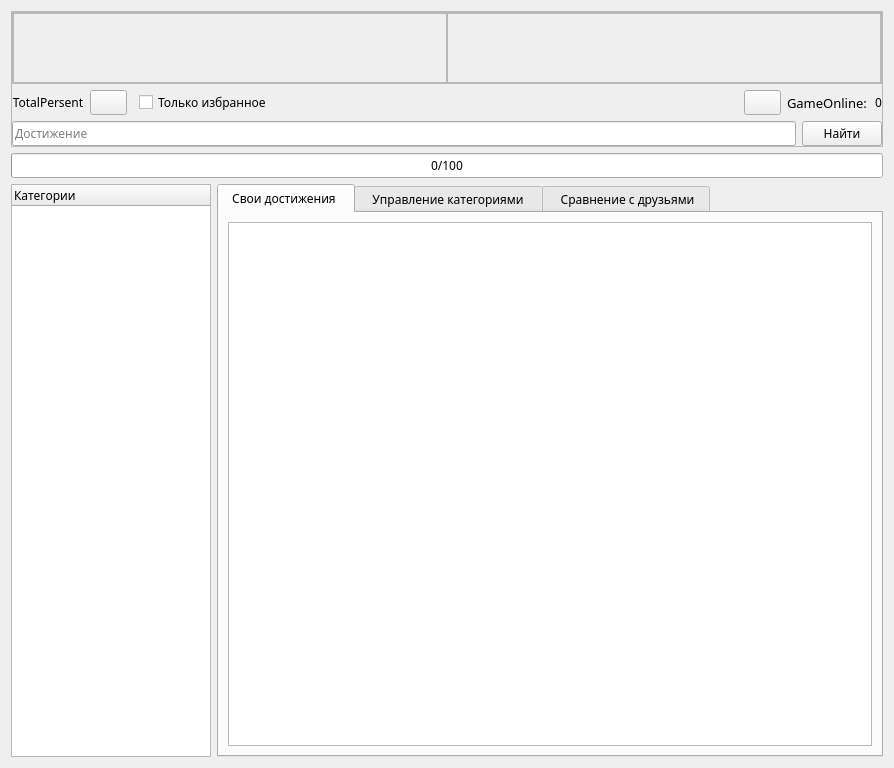
Before: the Qt Designer form AraSteamManager/AchievementsSubForms/formachievements.ui in Arankir/AraSteamManager, drawn with Qt 5.
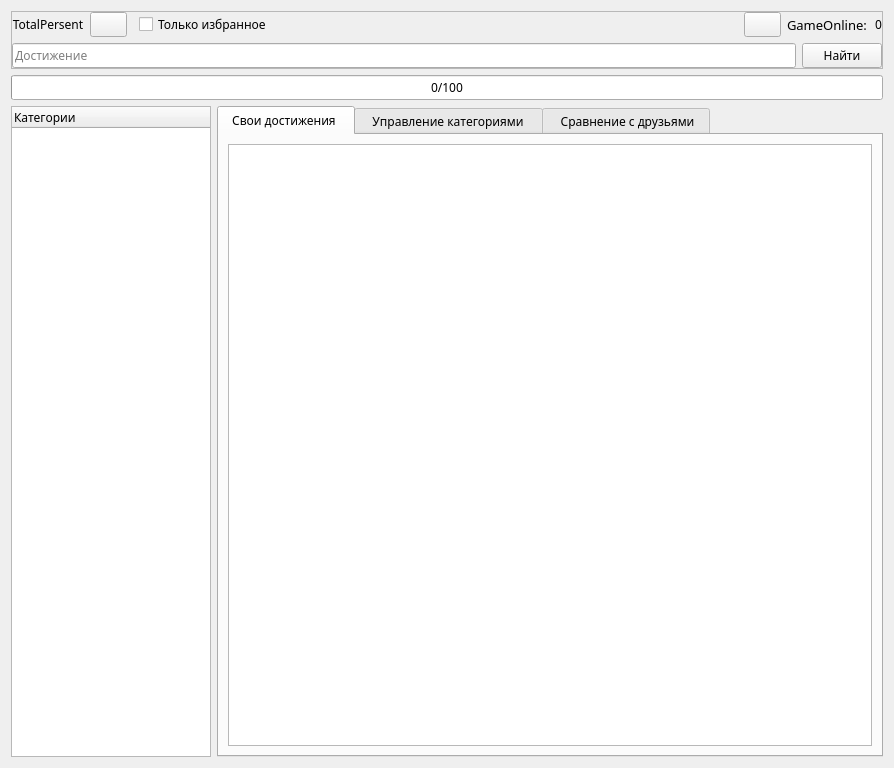
After: the same form once the commit is applied. Custom widgets are drawn as their Qt base class.

Commit message: Continious updating categories

```diff
--- a/AraSteamManager/AchievementsSubForms/formachievements.ui
+++ b/AraSteamManager/AchievementsSubForms/formachievements.ui
@@ -46,87 +46,6 @@
       <property name="bottomMargin">
        <number>0</number>
       </property>
-      <item>
-       <widget class="QFrame" name="FrameCategories">
-        <property name="frameShape">
-         <enum>QFrame::StyledPanel</enum>
-        </property>
-        <property name="frameShadow">
-         <enum>QFrame::Raised</enum>
-        </property>
-        <layout class="QHBoxLayout" name="horizontalLayout_4">
-         <property name="spacing">
-          <number>0</number>
-         </property>
-         <property name="leftMargin">
-          <number>0</number>
-         </property>
-         <property name="topMargin">
-          <number>0</number>
-         </property>
-         <property name="rightMargin">
-          <number>0</number>
-         </property>
-         <property name="bottomMargin">
-          <number>0</number>
-         </property>
-         <item>
-          <widget class="QScrollArea" name="ScrollAreaCategories">
-           <property name="sizePolicy">
-            <sizepolicy hsizetype="MinimumExpanding" vsizetype="Minimum">
-             <horstretch>0</horstretch>
-             <verstretch>0</verstretch>
-            </sizepolicy>
-           </property>
-           <property name="sizeAdjustPolicy">
-            <enum>QAbstractScrollArea::AdjustToContents</enum>
-           </property>
-           <property name="widgetResizable">
-            <bool>true</bool>
-           </property>
-           <widget class="QWidget" name="widget">
-            <property name="geometry">
-             <rect>
-              <x>0</x>
-              <y>0</y>
-              <width>434</width>
-              <height>68</height>
-             </rect>
-            </property>
-            <layout class="QFormLayout" name="layoutComboBoxCategories"/>
-           </widget>
-          </widget>
-         </item>
-         <item>
-          <widget class="QScrollArea" name="ScrollAreaCheckCategories">
-           <property name="sizePolicy">
-            <sizepolicy hsizetype="MinimumExpanding" vsizetype="Minimum">
-             <horstretch>0</horstretch>
-             <verstretch>0</verstretch>
-            </sizepolicy>
-           </property>
-           <property name="sizeAdjustPolicy">
-            <enum>QAbstractScrollArea::AdjustToContents</enum>
-           </property>
-           <property name="widgetResizable">
-            <bool>true</bool>
-           </property>
-           <widget class="QWidget" name="widget_2">
-            <property name="geometry">
-             <rect>
-              <x>0</x>
-              <y>0</y>
-              <width>434</width>
-              <height>68</height>
-             </rect>
-            </property>
-            <layout class="QFormLayout" name="layoutCheckBoxCategories"/>
-           </widget>
-          </widget>
-         </item>
-        </layout>
-       </widget>
-      </item>
       <item>
        <layout class="QHBoxLayout" name="horizontalLayout_10">
         <item>
```
Left out of the diff: 6 changed lines with no effect on the pictures. The commit also changes 94 other files.
